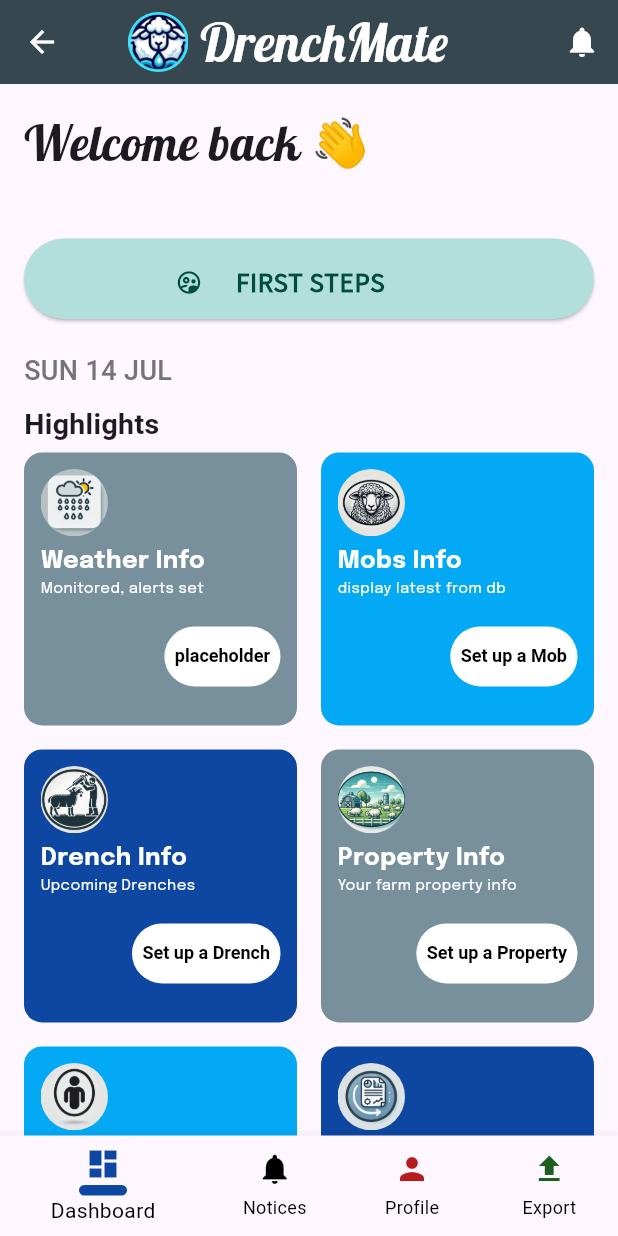
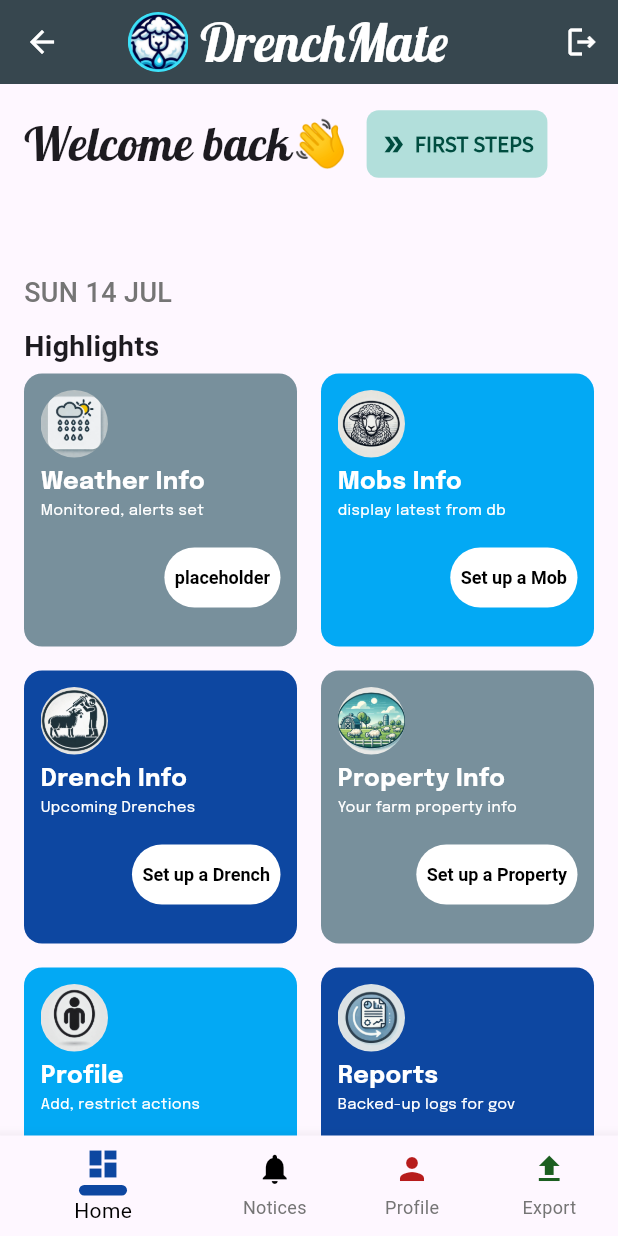
Before and after one commit to mn-nao-ren/drenchmate1017, a Flutter app: the DashboardScreen screen opened by its route, on a phone screen of 412 x 824 dp. Run offline on Flutter 3.47's test engine with Material 3 defaults, Android fonts, the phone set to English and light mode, and no system bars; our stand-ins replace bloc, cloud_firestore, firebase_auth, firebase_core, flutter_local_notifications, google_fonts and 2 more; accounts and stored records are empty.

Commit message:
fixed navbar and removed all back buttons on the screens, rely on navbar only for navigation, consistent

```diff
--- a/lib/business_logic/models/drench_schedule_algo.dart
+++ b/lib/business_logic/models/drench_schedule_algo.dart
@@ -13,6 +13,7 @@ class DrenchSchedule {
     required this.fecalEggCount,
     required this.weatherConditions,
   });
+
 
   DateTime determineNextDrenchDate() {
     final daysSinceLastDrench = currentDate.difference(lastDrenchDate).inDays;
--- a/lib/presentation/components/bottom_navigation_bar.dart
+++ b/lib/presentation/components/bottom_navigation_bar.dart
@@ -3,6 +3,8 @@ import 'package:provider/provider.dart';
 import 'package:drenchmate_2024/business_logic/state/navbar_state.dart';
 
 class MyNavigationBar extends StatelessWidget {
+  const MyNavigationBar({super.key});
+
   @override
   Widget build(BuildContext context) {
     return Consumer<NavbarState>(
@@ -11,7 +13,7 @@ class MyNavigationBar extends StatelessWidget {
           currentIndex: navbarState.selectedIndex,
           backgroundColor: Colors.white,
           selectedItemColor: Colors.black,
-          unselectedItemColor: Colors.black,
+          unselectedItemColor: Colors.grey.shade600,
           onTap: (index) {
             navbarState.setIndex(index);
             _onItemTapped(context, index);
@@ -22,7 +24,7 @@ class MyNavigationBar extends StatelessWidget {
               context: context,
               index: 0,
               icon: Icons.dashboard,
-              label: 'Dashboard',
+              label: 'Home',
               color: Colors.blue.shade900,
               selectedColor: Colors.blue.shade900,
             ),
--- a/lib/presentation/screens/dashboard_view.dart
+++ b/lib/presentation/screens/dashboard_view.dart
@@ -13,6 +13,8 @@ import 'package:drenchmate_2024/presentation/components/username.dart';
 import 'package:intl/intl.dart';
 import 'package:drenchmate_2024/presentation/screens/notification_screen.dart';
 import 'package:drenchmate_2024/presentation/components/first_steps_popup.dart';
+
+import 'login_page.dart';
 
 class DashboardScreen extends StatefulWidget {
   static const id = 'dashboard_screen';
@@ -48,7 +50,6 @@ class _DashboardScreenState extends State<DashboardScreen> {
   Widget build(BuildContext context) {
     return Scaffold(
         appBar: AppBar(
-          // iconTheme: ,
           title: Row(
             children: [
               const SizedBox(height: 40, width: 13),
@@ -69,8 +70,10 @@ class _DashboardScreenState extends State<DashboardScreen> {
           elevation: 0,
           actions: [
             IconButton(
-              icon: const Icon(Icons.notifications),
-              onPressed: () {},
+              icon: const Icon(Icons.logout_outlined),
+              onPressed: () {
+                Navigator.pushNamed(context, LoginScreen.id);
+              },
             ),
           ],
         ),
@@ -80,14 +83,16 @@ class _DashboardScreenState extends State<DashboardScreen> {
             child: Column(
               crossAxisAlignment: CrossAxisAlignment.start,
               children: [
+                Row(
+                  mainAxisAlignment: MainAxisAlignment.start,
+                  children: [
                     Text(
-                  'Welcome back 👋',
+                      'Welcome back👋',
                       style: GoogleFonts.lobster(
-                      fontSize: 32, fontWeight: FontWeight.w500),
+                          fontSize: 31, fontWeight: FontWeight.w500),
                     ),
-                const UserProfile(),
-                const SizedBox(height: 5),
-                ElevatedButton(
+                    const SizedBox(width: 11),
+                    TextButton(
                       onPressed: () {
                         showDialog(
                           context: context,
@@ -96,30 +101,40 @@ class _DashboardScreenState extends State<DashboardScreen> {
                           },
                         );
                       },
-                  style: ElevatedButton.styleFrom(
+                      style: TextButton.styleFrom(
+                        padding: const EdgeInsets.symmetric(
+                            vertical: 12.0, horizontal: 9.0),
                         backgroundColor: Colors.teal.shade100,
-                    padding: const EdgeInsets.symmetric(
-                        vertical: 1.0, horizontal: 85.0),
+                        shape: RoundedRectangleBorder(
+                          borderRadius: BorderRadius.circular(8.0),
                         ),
-                  child: SizedBox(
-                    height: 51.6,
-                    child: ListTile(
-                      leading: Icon(
-                        Icons.supervised_user_circle_outlined,
+                      ),
+                      child: Row(
+                        children: [
+                          Icon(
+                            Icons.double_arrow,
                             color: Colors.teal.shade900,
                           ),
-                      title: Text(
+                          const SizedBox(width: 5),
+
+
+                          Text(
                             'FIRST STEPS',
                             style: TextStyle(
                               color: Colors.teal.shade900,
                               fontFamily: 'Source Sans Pro',
-                          fontSize: 18.0,
+                              fontSize: 15.0,
                               fontWeight: FontWeight.bold,
                             ),
                           ),
+                        ],
                       ),
                     ),
+                  ],
                 ),
+
+                const UserProfile(),
+                const SizedBox(height: 5),
                 const SizedBox(height: 22),
                 Text(
                   DateFormat('EEE d MMM').format(DateTime.now()).toUpperCase(),
@@ -150,7 +165,6 @@ class _DashboardScreenState extends State<DashboardScreen> {
                         buttonText: 'placeholder',
                         onButtonPressed: () {},
                       ),
-
                       HighlightCard(
                         color: Colors.lightBlue.shade500,
                         icon: 'assets/icon/mob.png',
@@ -158,11 +172,9 @@ class _DashboardScreenState extends State<DashboardScreen> {
                         subtitle: 'display latest from db',
                         buttonText: 'Set up a Mob',
                         onButtonPressed: () {
-                          // add actions
                           Navigator.pushNamed(context, CreateMobPage.id);
                         },
                       ),
-
                       HighlightCard(
                         color: Colors.blue.shade900,
                         icon: 'assets/icon/drench.png',
@@ -173,7 +185,6 @@ class _DashboardScreenState extends State<DashboardScreen> {
                           Navigator.pushNamed(context, DrenchEntryScreen.id);
                         },
                       ),
-
                       HighlightCard(
                         color: Colors.blueGrey.shade400,
                         icon: 'assets/icon/property.png',
@@ -184,7 +195,6 @@ class _DashboardScreenState extends State<DashboardScreen> {
                           Navigator.pushNamed(context, SetupPropertyScreen.id);
                         },
                       ),
-
                       HighlightCard(
                         color: Colors.lightBlue.shade500,
                         icon: 'assets/icon/profile.png',
@@ -192,26 +202,19 @@ class _DashboardScreenState extends State<DashboardScreen> {
                         subtitle: 'Add, restrict actions',
                         buttonText: 'Create a Profile',
                         onButtonPressed: () {
-                          // add actions
                           Navigator.pushNamed(context, CreateProfileScreen.id);
                         },
                       ),
-
-                      // this one is actually for generate report
-
                       HighlightCard(
                         color: Colors.blue.shade900,
                         icon: 'assets/icon/generate_report.png',
                         title: "Reports",
-                        subtitle:
-                            'Backed-up logs for gov', // replace w data display widget soon
+                        subtitle: 'Backed-up logs for gov',
                         buttonText: 'Generate Report',
                         onButtonPressed: () {
-                          // add action
                           Navigator.pushNamed(context, GenerateReportScreen.id);
                         },
                       ),
-
                       HighlightCard(
                         color: Colors.blueGrey.shade400,
                         icon: 'assets/icon/property.png',
@@ -222,7 +225,6 @@ class _DashboardScreenState extends State<DashboardScreen> {
                           Navigator.pushNamed(context, ChemicalEntryScreen.id);
                         },
                       ),
-
                       HighlightCard(
                         color: Colors.lightBlue.shade500,
                         icon: 'assets/icon/mob.png',
@@ -230,7 +232,6 @@ class _DashboardScreenState extends State<DashboardScreen> {
                         subtitle: 'Worm egg count test results',
                         buttonText: 'Enter results',
                         onButtonPressed: () {
-                          // add actions
                           Navigator.pushNamed(context, EnterResultsPage.id);
                         },
                       ),
@@ -241,7 +242,7 @@ class _DashboardScreenState extends State<DashboardScreen> {
             ),
           ),
         ),
-        bottomNavigationBar: MyNavigationBar()
+        bottomNavigationBar: const MyNavigationBar()
     );
   }
 }
--- a/lib/presentation/screens/generate_report_screen.dart
+++ b/lib/presentation/screens/generate_report_screen.dart
@@ -1,5 +1,6 @@
 // generate_report.dart
 import 'package:cloud_firestore/cloud_firestore.dart';
+import 'package:drenchmate_2024/presentation/components/bottom_navigation_bar.dart';
 import 'package:flutter/material.dart';
 
 class GenerateReportScreen extends StatefulWidget {
@@ -101,6 +102,7 @@ class _GenerateReportScreenState extends State<GenerateReportScreen> {
           ],
         ),
       ),
+      bottomNavigationBar: MyNavigationBar(),
     );
   }
 }
```
Also changed, not shown: lib/presentation/components/rounded_button.dart (+8 -1 lines), lib/presentation/screens/login_page.dart (+5 -4 lines), lib/presentation/screens/notification_screen.dart (+14 -13 lines). Lines whose indentation alone changed are shown as unchanged.
